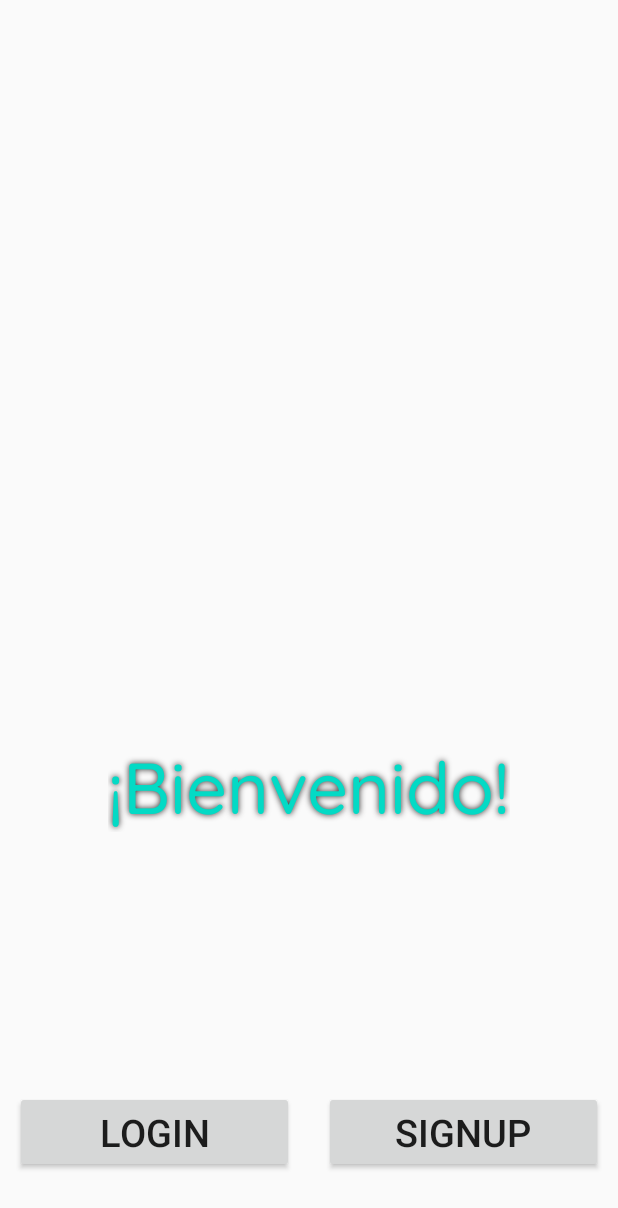
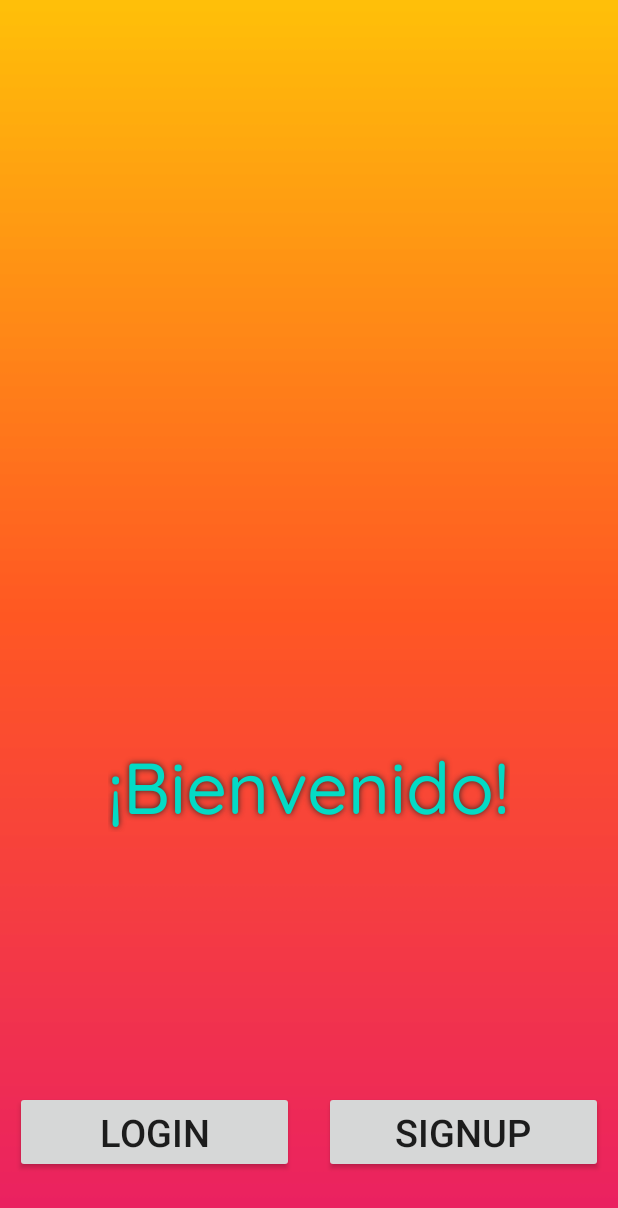
Before and after one commit to NicolasLopezFer/AndroidMobile---Taller3, an Android app: the screen it shows after launch (MainActivity), on a phone screen of 412 x 824 dp. Shown: the top 1208 px of the screen. Run offline under Robolectric (Android 15) with nearby library versions, the phone set to English and light mode, and no system bars; libraries missing offline, so code that uses them is left out: cyd.awesome.material; plain views replace AwesomeButton; 4 statements that could not run were skipped.

Commit message:
Background and minor fix

```diff
--- a/app/src/main/res/layout/activity_main.xml
+++ b/app/src/main/res/layout/activity_main.xml
@@ -6,6 +6,7 @@
     android:layout_width="match_parent"
     android:layout_height="match_parent"
     android:layout_weight="1"
+    android:background="@drawable/background"
     android:fillViewport="true"
     tools:context=".MainActivity">
 
@@ -55,6 +56,8 @@
         android:layout_width="wrap_content"
         android:layout_height="wrap_content"
         android:fontFamily="@font/quicksand_medium"
+        android:shadowColor="#272424"
+        android:shadowRadius="5"
         android:text="¡Bienvenido!"
         android:textColor="@color/teal_200"
         android:textSize="48sp"
@@ -62,8 +65,6 @@
         app:layout_constraintEnd_toEndOf="parent"
         app:layout_constraintStart_toStartOf="parent"
         app:layout_constraintTop_toTopOf="parent"
-        app:layout_constraintVertical_bias="0.75"
-        android:shadowColor="#272424"
-        android:shadowRadius="5"/>
+        app:layout_constraintVertical_bias="0.75" />
 
 </androidx.constraintlayout.widget.ConstraintLayout>
```
Also changed, not shown: app/src/main/java/com/example/taller3/SignUpActivity.java (+15 -0 lines), app/src/main/res/drawable/background.png (added).
